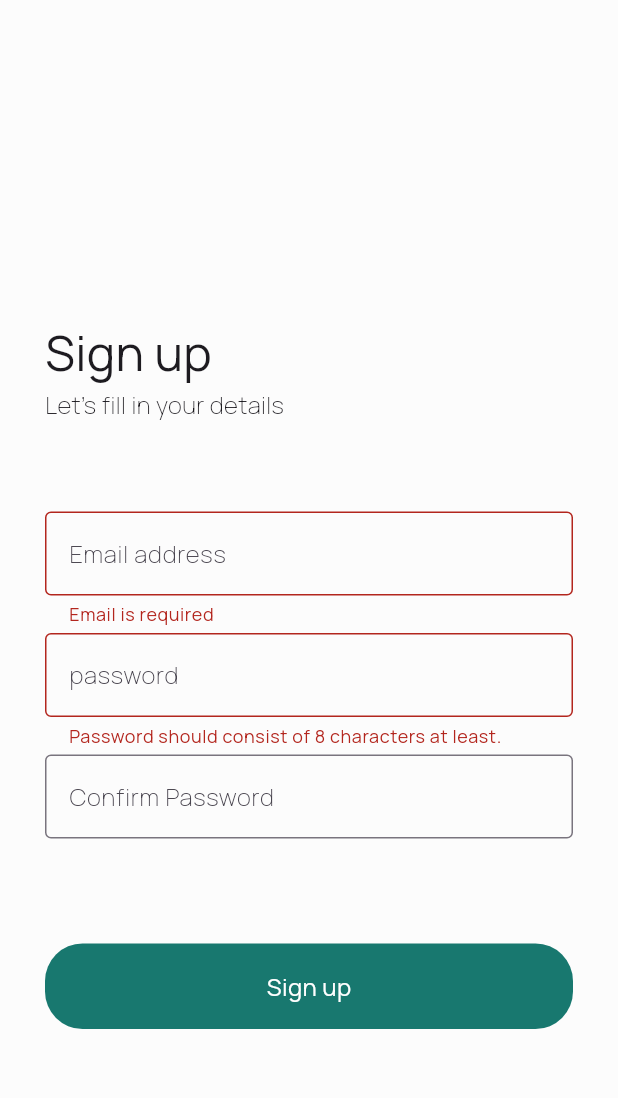
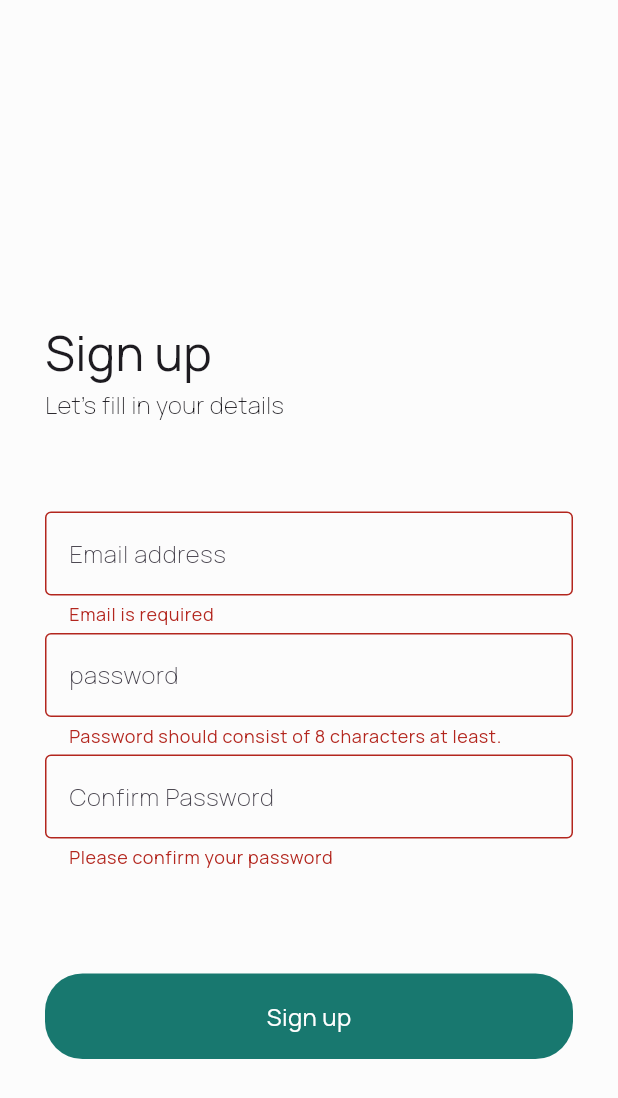
Before and after one commit to TushigBro/glucose-monitoring, a Flutter app: the RegisterScreen screen opened directly, after a tap on "Sign up", on a phone screen of 412 x 824 dp. Shown: the top 1098 px of the screen. Run offline on Flutter 3.47's test engine with Material 3 defaults, Android fonts, the phone set to English and light mode, and no system bars; our stand-ins replace persistent_bottom_nav_bar.

Commit message:
Validation and theme color change

```diff
--- a/lib/auth/forgot_screen.dart
+++ b/lib/auth/forgot_screen.dart
@@ -49,6 +49,7 @@ class _ForgotScreenState extends State<ForgotScreen> {
                   ),
                   const SizedBox(height: 20),
                   TextField(
+                    cursorColor: Color(0xFF18786F),
                     onChanged: (value) {
                       email = value;
                     },
@@ -56,6 +57,8 @@ class _ForgotScreenState extends State<ForgotScreen> {
                       hintText: 'Email address',
                       hintStyle: TextStyle(fontWeight: FontWeight.w200),
                       border: OutlineInputBorder(),
+                      focusedBorder: OutlineInputBorder(
+                          borderSide: BorderSide(color: Color(0xFF18786F))),
                     ),
                   ),
                   const SizedBox(height: 20),
--- a/lib/auth/register_screen.dart
+++ b/lib/auth/register_screen.dart
@@ -13,6 +13,9 @@ class _RegisterScreenState extends State<RegisterScreen> {
   String username = '';
   String password = '';
   final _formKey = GlobalKey<FormState>();
+  final TextEditingController _passwordController = TextEditingController();
+  final TextEditingController _confirmPasswordController =
+      TextEditingController();
   @override
   Widget build(BuildContext context) {
     return GestureDetector(
@@ -59,10 +62,13 @@ class _RegisterScreenState extends State<RegisterScreen> {
                         hintText: 'Email address',
                         hintStyle: TextStyle(fontWeight: FontWeight.w200),
                         border: OutlineInputBorder(),
+                        focusedBorder: OutlineInputBorder(
+                            borderSide: BorderSide(color: Color(0xFF18786F))),
                       ),
                     ),
                     const SizedBox(height: 5),
                     TextFormField(
+                      controller: _passwordController,
                       validator: (value) {
                         if (value == null || value.length < 8) {
                           return "Password should consist of 8 characters at least.";
@@ -79,14 +85,21 @@ class _RegisterScreenState extends State<RegisterScreen> {
                         hintText: 'password',
                         hintStyle: TextStyle(fontWeight: FontWeight.w200),
                         border: OutlineInputBorder(),
+                        focusedBorder: OutlineInputBorder(
+                            borderSide: BorderSide(color: Color(0xFF18786F))),
                       ),
                     ),
                     const SizedBox(height: 5),
                     TextFormField(
+                      controller: _confirmPasswordController,
                       validator: (value) {
-                        if (value != password) {
-                          return "Password should be the same.";
+                        if (value == null || value.isEmpty) {
+                          return 'Please confirm your password';
                         }
+                        if (value != _passwordController.text) {
+                          return 'Passwords do not match';
+                        }
+                        return null;
                       },
                       onChanged: (value) {
                         password = value;
@@ -97,6 +110,8 @@ class _RegisterScreenState extends State<RegisterScreen> {
                         hintText: 'Confirm Password',
                         hintStyle: TextStyle(fontWeight: FontWeight.w200),
                         border: OutlineInputBorder(),
+                        focusedBorder: OutlineInputBorder(
+                            borderSide: BorderSide(color: Color(0xFF18786F))),
                       ),
                     ),
                     const SizedBox(height: 70),
--- a/lib/auth/sign_up_screen2.dart
+++ b/lib/auth/sign_up_screen2.dart
@@ -53,6 +53,8 @@ class _SignUpScreen2State extends State<SignUpScreen2> {
                       hintText: 'Verification code...',
                       hintStyle: TextStyle(fontWeight: FontWeight.w200),
                       border: OutlineInputBorder(),
+                      focusedBorder: OutlineInputBorder(
+                          borderSide: BorderSide(color: Color(0xFF18786F))),
                     ),
                   ),
                   const SizedBox(height: 100),
```
Also changed, not shown: lib/auth/login_screen.dart (+6 -1 lines), lib/auth/sign_up_screen3.dart (+48 -9 lines), lib/main.dart (+5 -4 lines).
